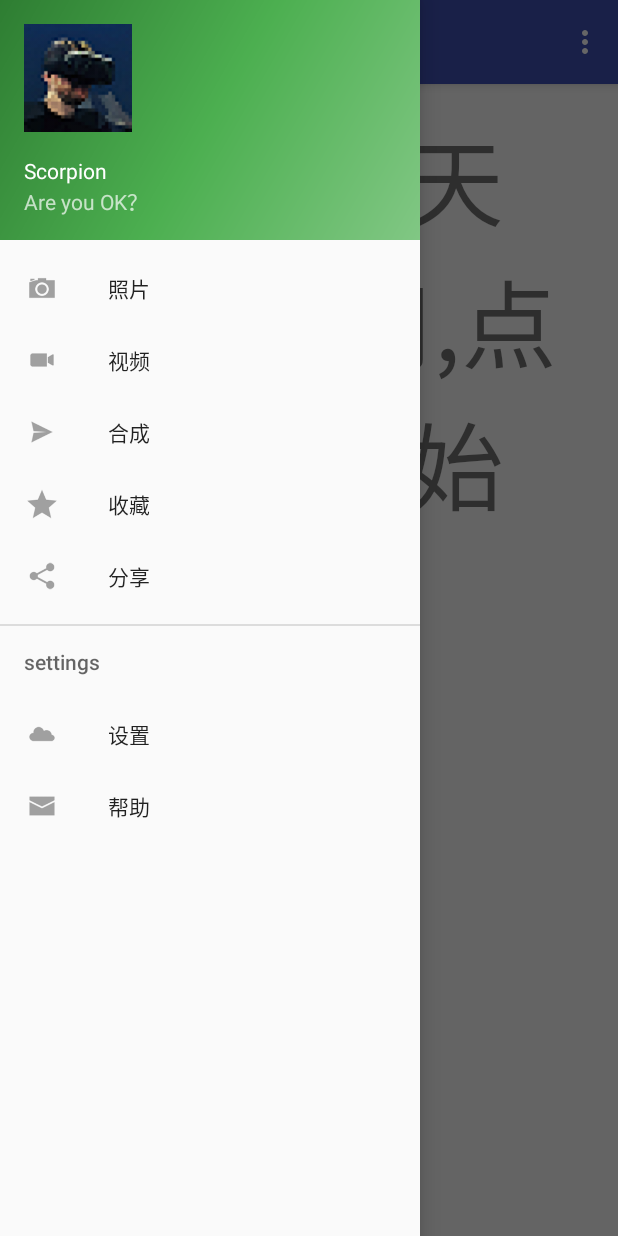
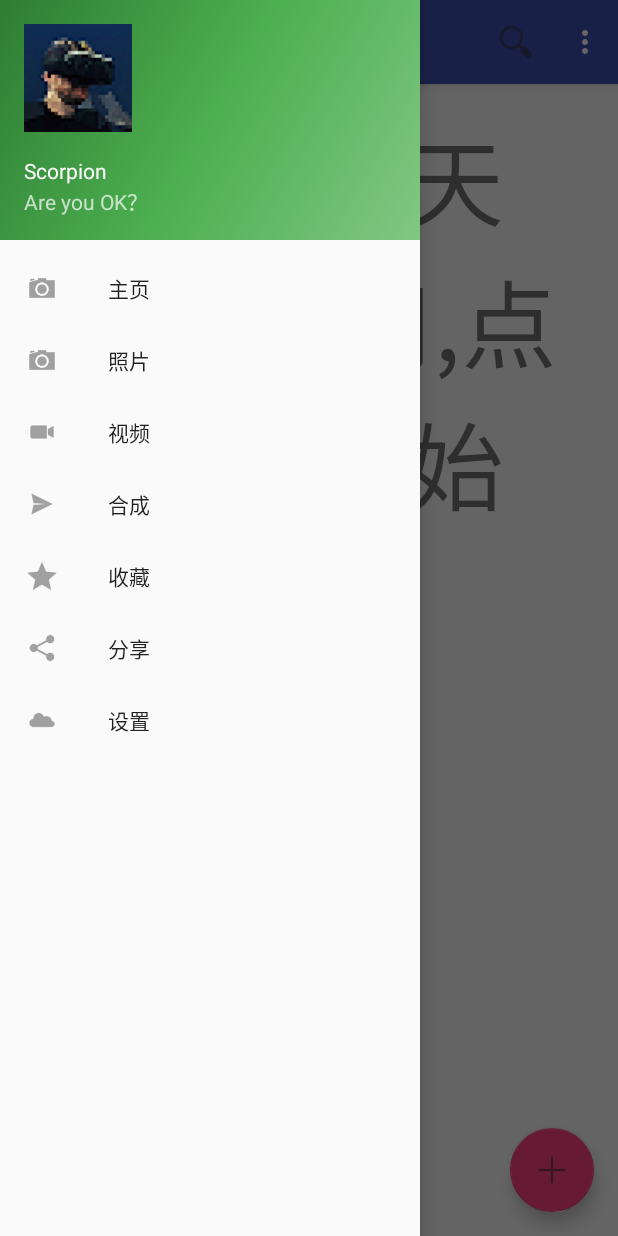
Before and after one commit to SMILEsink/beluga, an Android app: the screen it shows after launch (MainActivity), with the side drawer open, on a phone screen of 412 x 824 dp. Run offline under Robolectric (Android 15) with nearby library versions, the phone set to English and light mode, and no system bars.

Commit message:
change ActionBar

```diff
--- a/app/src/main/res/layout/app_bar_main.xml
+++ b/app/src/main/res/layout/app_bar_main.xml
@@ -28,7 +28,7 @@
         android:id="@+id/fab"
         android:layout_width="wrap_content"
         android:layout_height="wrap_content"
-        android:layout_gravity="bottom|center"
+        android:layout_gravity="bottom|right"
         android:layout_margin="@dimen/fab_margin"
         android:src="@drawable/content_new" />
 
--- a/app/src/main/res/menu/activity_main_drawer.xml
+++ b/app/src/main/res/menu/activity_main_drawer.xml
@@ -2,6 +2,10 @@
 <menu xmlns:android="http://schemas.android.com/apk/res/android">
 
     <group android:checkableBehavior="single">
+        <item
+            android:id="@+id/nav_home"
+            android:icon="@drawable/device_access_camera"
+            android:title="主页" />
         <item
             android:id="@+id/nav_camera"
             android:icon="@drawable/device_access_camera"
@@ -22,20 +26,9 @@
             android:id="@+id/nav_share"
             android:icon="@drawable/social_share"
             android:title="分享" />
+        <item
+            android:id="@+id/nav_setting"
+            android:icon="@drawable/collections_cloud"
+            android:title="设置" />
     </group>
-
-    <item android:title="settings">
-        <menu>
-            <item
-                android:id="@+id/nav_setting"
-                android:icon="@drawable/collections_cloud"
-                android:title="设置" />
-            <item
-                android:id="@+id/nav_help"
-                android:icon="@drawable/content_email"
-                android:title="帮助" />
-
-        </menu>
-    </item>
-
 </menu>
--- a/app/src/main/res/menu/main.xml
+++ b/app/src/main/res/menu/main.xml
@@ -2,8 +2,21 @@
 <menu xmlns:android="http://schemas.android.com/apk/res/android"
     xmlns:app="http://schemas.android.com/apk/res-auto">
     <item
+        android:id="@+id/action_search"
+        android:actionViewClass="android.widget.SearchView"
+        android:icon="@drawable/action_search"
+        app:showAsAction="ifRoom|collapseActionView"
+        android:title="@string/action_search"/>
+    <item
+        android:id="@+id/action_add"
+        android:orderInCategory="100"
+        android:icon="@drawable/ic_menu_send"
+        android:title="@string/action_settings"
+        app:showAsAction="never" />
+    <item
         android:id="@+id/action_settings"
         android:orderInCategory="100"
+        android:icon="@drawable/ic_menu_share"
         android:title="@string/action_settings"
         app:showAsAction="never" />
 </menu>
--- a/app/src/main/res/values/strings.xml
+++ b/app/src/main/res/values/strings.xml
@@ -5,6 +5,7 @@
     <string name="navigation_drawer_close">Close navigation drawer</string>
 
     <string name="action_settings">Settings</string>
+    <string name="action_search">Search</string>
     <string name="are_you_ok">Are you OK？</string>
     <string name="scorpion">Scorpion</string>
 </resources>
--- a/build.gradle
+++ b/build.gradle
@@ -5,7 +5,7 @@ buildscript {
         jcenter()
     }
     dependencies {
-        classpath 'com.android.tools.build:gradle:2.0.0-alpha3'
+        classpath 'com.android.tools.build:gradle:1.3.0'
 
         // NOTE: Do not place your application dependencies here; they belong
         // in the individual module build.gradle files
```
Also changed, not shown: app/src/main/java/com/scorpions/beluga/MainActivity.java (+13 -12 lines).
